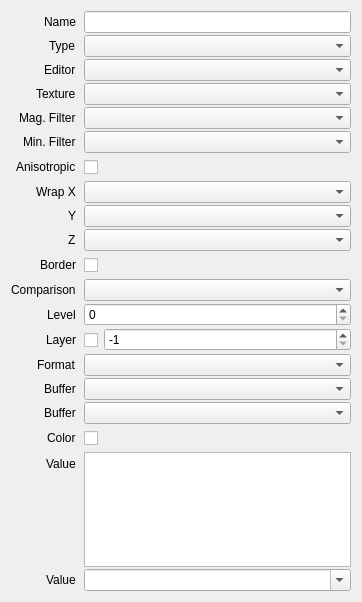
houmain/gpupad, file src/session/properties/BindingProperties.ui: the form before one commit.
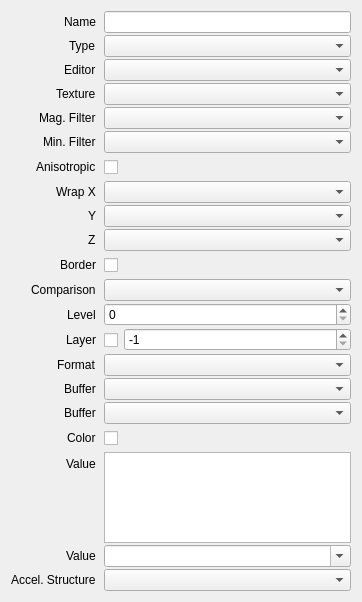
The form after the commit. Custom widgets are drawn as their Qt base class.

Commit message: Binding acceleration structures, removed from Trace Rays call

```diff
--- a/src/session/properties/BindingProperties.ui
+++ b/src/session/properties/BindingProperties.ui
@@ -331,6 +331,16 @@
        </property>
       </widget>
      </item>
+     <item row="20" column="0">
+      <widget class="QLabel" name="labelAccelerationStructure">
+       <property name="text">
+        <string>Accel. Structure</string>
+       </property>
+      </widget>
+     </item>
+     <item row="20" column="1">
+      <widget class="ReferenceComboBox" name="accelerationStructure"/>
+     </item>
      <item row="0" column="1">
       <widget class="QLineEdit" name="name"/>
      </item>
```
The commit also changes 32 other files.
